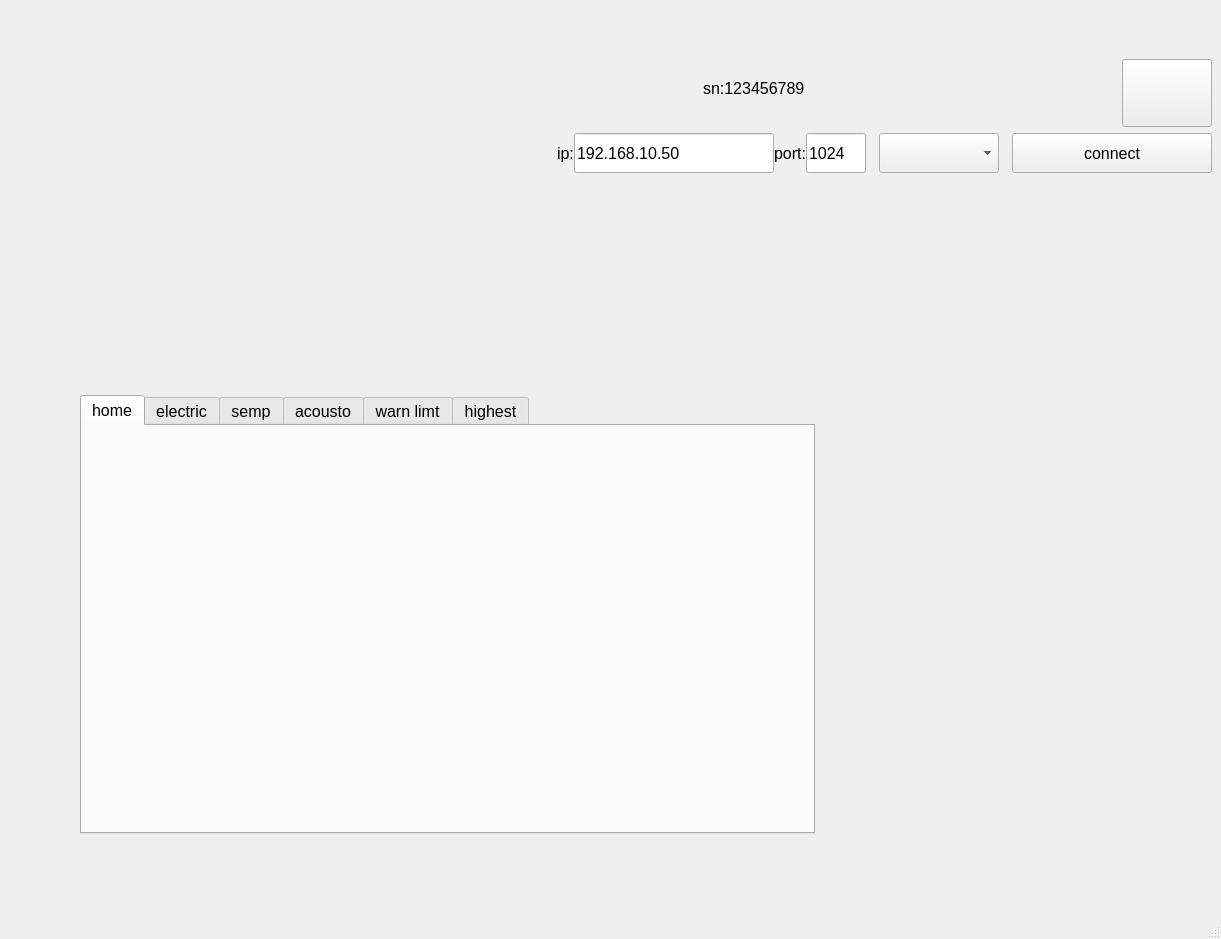
First picture: the form in mainwindow.ui, repository yuanjinxin123/shenglei, before the edit.
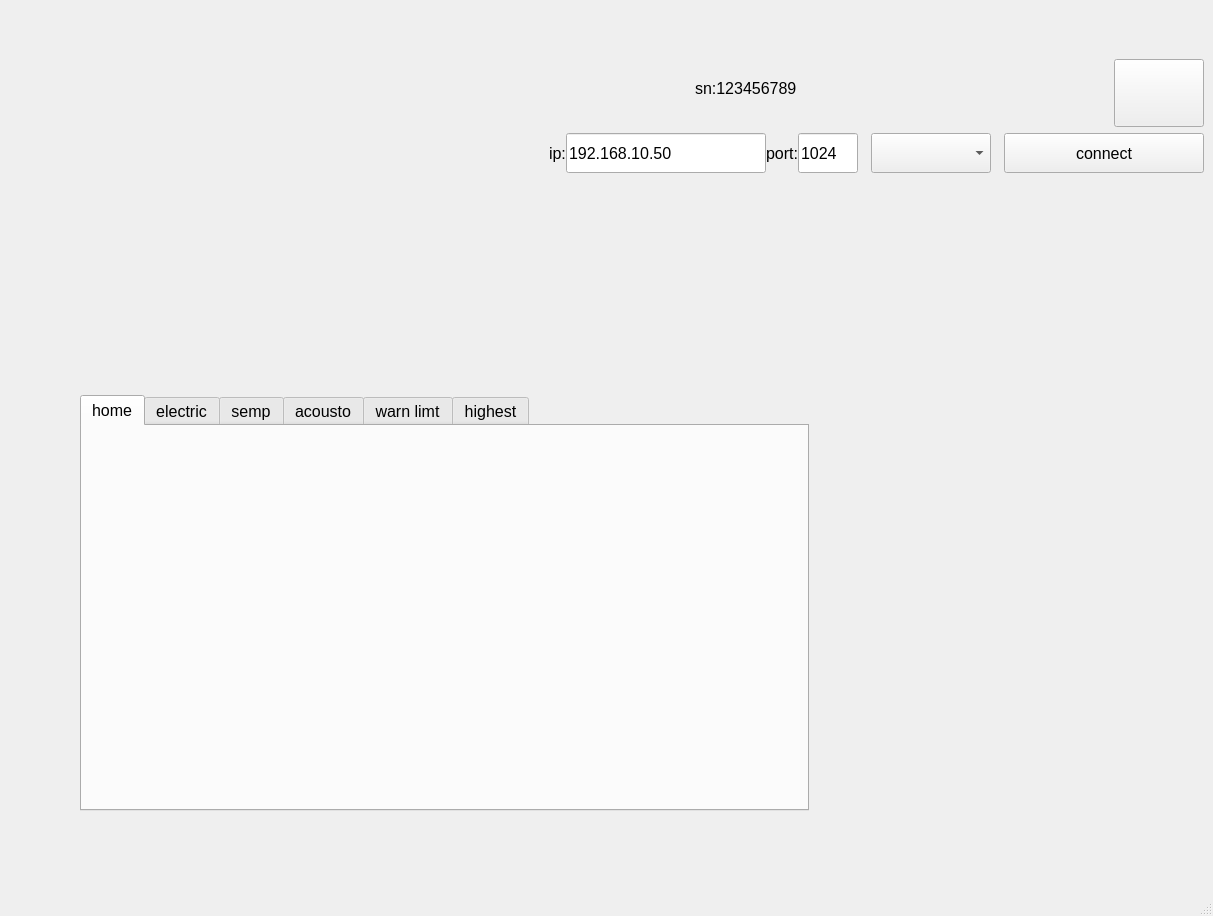
Second picture: the form after the edit. Custom widgets are drawn as their Qt base class.

Patch:
```diff
--- a/mainwindow.ui
+++ b/mainwindow.ui
@@ -6,8 +6,8 @@
    <rect>
     <x>0</x>
     <y>0</y>
-    <width>1221</width>
-    <height>939</height>
+    <width>1213</width>
+    <height>916</height>
    </rect>
   </property>
   <property name="minimumSize">
```
